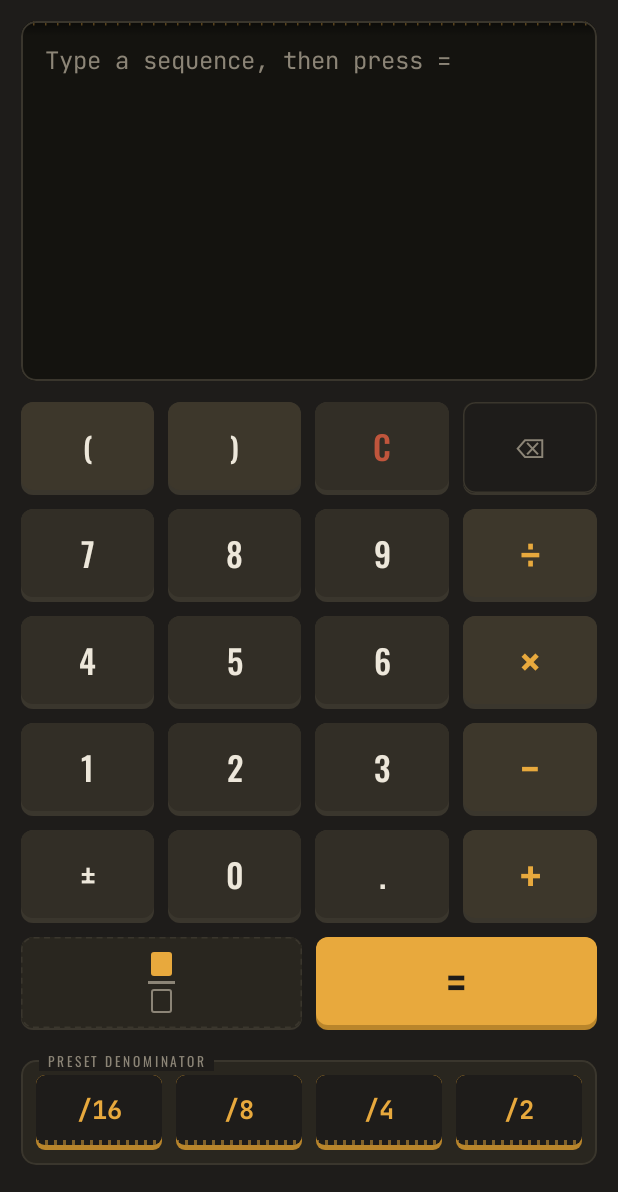
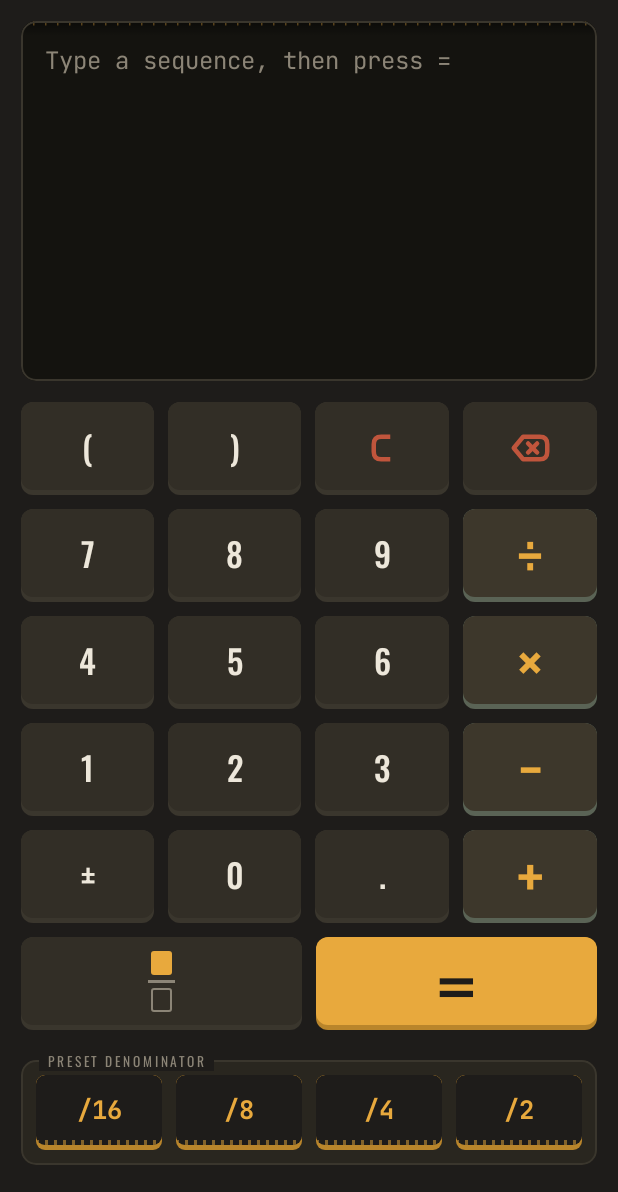
Before and after one commit to lukeadair/sixteenth-plus, an Android app built with Jetpack Compose: the screen it shows after launch (MainActivity), on a phone screen of 412 x 824 dp, the part 44-1236 px from its top. Run offline under Robolectric (Android 15) with nearby library versions, the phone set to English and light mode, and no system bars.

Commit message:
Restyle keypad keys
- All keys share one raised style and press animation; drop the flat
  backspace and a b/c styles and the Func/Space/Paren/Clear key kinds.
- Drawn C and backspace icons in red with matching weight and height.
- Operator keys get a muted grey-green lip; larger operators and =,
  with a wider = raised 1dp.

Co-Authored-By: Claude Opus 5.5 <noreply@anthropic.com>

```diff
--- a/app/src/main/java/com/sixteenthplus/ui/ShopCalcScreen.kt
+++ b/app/src/main/java/com/sixteenthplus/ui/ShopCalcScreen.kt
@@ -57,7 +57,11 @@ import androidx.compose.ui.draw.drawWithContent
 import androidx.compose.ui.geometry.Offset
 import androidx.compose.ui.geometry.Size
 import androidx.compose.ui.graphics.Color
+import androidx.compose.ui.graphics.Path
 import androidx.compose.ui.graphics.PathEffect
+import androidx.compose.ui.graphics.StrokeCap
+import androidx.compose.ui.graphics.StrokeJoin
+import androidx.compose.ui.graphics.drawscope.DrawScope
 import androidx.compose.ui.graphics.drawscope.Stroke
 import androidx.compose.ui.input.pointer.pointerInput
 import androidx.compose.ui.platform.LocalContext
@@ -78,6 +82,7 @@ import androidx.compose.ui.text.buildAnnotatedString
 import androidx.compose.ui.text.font.FontFamily
 import androidx.compose.ui.text.font.FontWeight
 import androidx.compose.ui.text.style.TextAlign
+import androidx.compose.ui.text.style.TextGeometricTransform
 import androidx.compose.ui.text.withStyle
 import androidx.compose.ui.tooling.preview.Preview
 import androidx.compose.ui.unit.Dp
@@ -453,18 +458,15 @@ private fun PressKey(
     enabled: Boolean = true,
     face: Color,
     lip: Color,
-    lipHeight: Dp = 3.dp,
     radius: Dp = 8.dp,
-    outline: Color? = null,
-    dashed: Boolean = false,
     content: @Composable BoxScope.() -> Unit,
 ) {
     val interaction = remember { MutableInteractionSource() }
     val pressed by interaction.collectIsPressedAsState()
     val view = LocalView.current
     val shape = RoundedCornerShape(radius)
-    val drop = if (pressed && lipHeight > 1.dp) 2.dp else 0.dp
-    val lipNow = if (pressed && lipHeight > 1.dp) 1.dp else lipHeight
+    val drop = if (pressed) 2.dp else 0.dp
+    val lipNow = if (pressed) 1.dp else 3.dp
 
     Box(
         modifier
@@ -482,24 +484,7 @@ private fun PressKey(
                 .background(lip)
                 .padding(bottom = lipNow)
                 .clip(shape)
-                .background(face)
-                .then(
-                    if (outline == null) Modifier
-                    else Modifier.drawBehind {
-                        val sw = 1.dp.toPx()
-                        val r = radius.toPx()
-                        drawRoundRect(
-                            outline,
-                            topLeft = Offset(sw / 2, sw / 2),
-                            size = Size(size.width - sw, size.height - sw),
-                            cornerRadius = androidx.compose.ui.geometry.CornerRadius(r, r),
-                            style = Stroke(
-                                sw,
-                                pathEffect = if (dashed) PathEffect.dashPathEffect(floatArrayOf(4.dp.toPx(), 3.dp.toPx())) else null,
-                            ),
-                        )
-                    }
-                ),
+                .background(face),
             contentAlignment = Alignment.Center,
             content = content,
         )
@@ -555,24 +540,17 @@ private fun TapeRow(onDenom: (Int) -> Unit) {
     }
 }
 
-/** Each key type's look. Flat keys (Func, Space) get a thin lip and an outline. */
+/** Each key type's look. */
 private enum class KeyKind(
     val face: Color,
     val fg: Color,
     val size: TextUnit,
     val weight: FontWeight,
     val lip: Color = Palette.Line,
-    val flat: Boolean = false,
-    val spacing: TextUnit = 0.sp,
-    val family: FontFamily = Oswald,
 ) {
     Num(Palette.PanelRaised, Palette.KeyFg, 22.sp, FontWeight.Medium),
-    Op(Palette.KeyOpBg, Palette.TapeYellow, 32.sp, FontWeight.SemiBold),
-    Paren(Palette.KeyOpBg, Palette.KeyFg, 19.sp, FontWeight.SemiBold),
-    Clear(Palette.PanelRaised, Palette.Danger, 22.sp, FontWeight.Medium),
-    Func(Palette.Housing, Palette.DisplayDim, 18.sp, FontWeight.Normal, flat = true, spacing = 1.sp, family = FontFamily.Default),
-    Space(Palette.Panel, Palette.DisplayDim, 22.sp, FontWeight.Medium, flat = true), // draws an icon, text style unused
-    Equals(Palette.TapeYellow, Palette.Housing, 34.sp, FontWeight.Bold, lip = Palette.TapeYellowDim),
+    Op(Palette.KeyOpBg, Palette.TapeYellow, 40.sp, FontWeight.SemiBold, lip = Palette.KeyOpLip),
+    Equals(Palette.TapeYellow, Palette.Housing, 44.sp, FontWeight.Bold, lip = Palette.TapeYellowDim),
 }
 
 @Composable
@@ -593,12 +571,9 @@ private fun RowScope.Key(
         enabled = enabled,
         face = kind.face,
         lip = kind.lip,
-        lipHeight = if (kind.flat) 1.dp else 3.dp,
-        outline = if (kind.flat) Palette.Line else null,
-        dashed = kind == KeyKind.Space,
     ) {
         if (icon != null) return@PressKey icon()
-        val style = TextStyle(kind.fg, kind.size, kind.weight, fontFamily = kind.family, letterSpacing = kind.spacing)
+        val style = TextStyle(kind.fg, kind.size, kind.weight, fontFamily = Oswald)
         BasicText(label, style = style.copy(textAlign = TextAlign.Center))
     }
 }
@@ -634,6 +609,55 @@ private fun FracBox(lit: Boolean) {
     )
 }
 
+/** A drawn key icon, hidden from screen readers because the key carries the spoken name. */
+@Composable
+private fun KeyIcon(width: Dp, height: Dp, draw: DrawScope.() -> Unit) =
+    // 1dp lower so it sits level with the text glyphs on the neighbouring keys
+    Canvas(Modifier.clearAndSetSemantics {}.offset(y = 1.dp).width(width).height(height), onDraw = draw)
+
+/** Backspace outline with rounded corners, joins and caps (the ⌫ font glyph is small and sharp). */
+@Composable
+private fun BackspaceIcon() = KeyIcon(27.dp, 20.dp) { // same height as ClearIcon
+    val sw = 3.dp.toPx() // same line and corner radius as ClearIcon
+    val (w, h) = size
+    val r = 5.dp.toPx() // corner radius on the right side
+    val tip = w * 0.32f // where the pointed left end meets the body
+    val s = sw / 2 + 1.dp.toPx() // keep the stroke inside the canvas, with 1dp to spare
+    val body = Path().apply {
+        moveTo(tip, s)
+        lineTo(w - s - r, s)
+        quadraticTo(w - s, s, w - s, s + r)
+        lineTo(w - s, h - s - r)
+        quadraticTo(w - s, h - s, w - s - r, h - s)
+        lineTo(tip, h - s)
+        lineTo(s, h / 2)
+        close()
+    }
+    drawPath(body, Palette.Danger, style = Stroke(sw, cap = StrokeCap.Round, join = StrokeJoin.Round))
+    val cx = tip + (w - tip) * 0.34f // left of the body's middle, which looks centred next to the point
+    val d = h * 0.15f // half the ×'s width
+    drawLine(Palette.Danger, Offset(cx - d, h / 2 - d), Offset(cx + d, h / 2 + d), sw, StrokeCap.Round)
+    drawLine(Palette.Danger, Offset(cx - d, h / 2 + d), Offset(cx + d, h / 2 - d), sw, StrokeCap.Round)
+}
+
+/** A blocky C with an even line all the way round (Oswald's C thins out at the bottom). */
+@Composable
+private fun ClearIcon() = KeyIcon(16.dp, 20.dp) {
+    val sw = 3.dp.toPx()
+    val (w, h) = size
+    val r = 5.dp.toPx() // corner radius on the left side
+    val s = sw / 2 + 1.dp.toPx()
+    val c = Path().apply {
+        moveTo(w - s, s)
+        lineTo(s + r, s)
+        quadraticTo(s, s, s, s + r)
+        lineTo(s, h - s - r)
+        quadraticTo(s, h - s, s + r, h - s)
+        lineTo(w - s, h - s)
+    }
+    drawPath(c, Palette.Danger, style = Stroke(sw, cap = StrokeCap.Butt, join = StrokeJoin.Round))
+}
+
 @Composable
 private fun KeyRow(content: @Composable RowScope.() -> Unit) {
     Row(Modifier.fillMaxWidth().height(62.dp), horizontalArrangement = Arrangement.spacedBy(9.dp), content = content)
@@ -643,10 +667,10 @@ private fun KeyRow(content: @Composable RowScope.() -> Unit) {
 private fun Keypad(update: (CalcState.() -> CalcState) -> Unit, state: CalcState) {
     Column(verticalArrangement = Arrangement.spacedBy(9.dp)) {
         KeyRow {
-            Key("(", KeyKind.Paren) { update { lparen() } }
-            Key(")", KeyKind.Paren) { update { rparen() } }
-            Key("C", KeyKind.Clear) { update { clear() } }
-            Key("⌫", KeyKind.Func) { update { backspace() } }
+            Key("(", KeyKind.Num) { update { lparen() } }
+            Key(")", KeyKind.Num) { update { rparen() } }
+            Key("Clear", KeyKind.Num, icon = { ClearIcon() }) { update { clear() } }
+            Key("Backspace", KeyKind.Num, icon = { BackspaceIcon() }) { update { backspace() } }
         }
         listOf(
             listOf("7", "8", "9") to "÷",
@@ -668,8 +692,11 @@ private fun Keypad(update: (CalcState.() -> CalcState) -> Unit, state: CalcState
             // starts the fraction of a mixed number, then moves to its denominator
             val enabled = state.fracKeyEnabled
             val icon = @Composable { FracKeyIcon(enabled, state.fracKeyHasWhole, state.fracKeyOpensDenominator) }
-            Key("Fraction", KeyKind.Space, span = 2, enabled = enabled, icon = icon) { update { space() } }
-            Key("=", KeyKind.Equals, span = 2) { update { equals() } }
+            Key("Fraction", KeyKind.Num, span = 2, enabled = enabled, icon = icon) { update { space() } }
+            // the font's "=" is short: stretch it sideways for longer bars, and lift it 1dp to look centred
+            val eq = KeyKind.Equals
+            val eqStyle = TextStyle(eq.fg, eq.size, eq.weight, fontFamily = Oswald, textGeometricTransform = TextGeometricTransform(scaleX = 1.6f))
+            Key("=", eq, span = 2, icon = { BasicText("=", Modifier.offset(y = (-1).dp), eqStyle) }) { update { equals() } }
         }
     }
 }
--- a/app/src/main/java/com/sixteenthplus/ui/Theme.kt
+++ b/app/src/main/java/com/sixteenthplus/ui/Theme.kt
@@ -19,6 +19,7 @@ object Palette {
     val TapeYellowDim = Color(0xFFB9852B)
     val KeyFg = Color(0xFFEDE7DA)
     val KeyOpBg = Color(0xFF3D372B)
+    val KeyOpLip = Color(0xFF5A6355) // muted grey-green under operator keys
     val Danger = Color(0xFFC0553C)
     val Line = Color(0xFF3A362D)
 }
```
